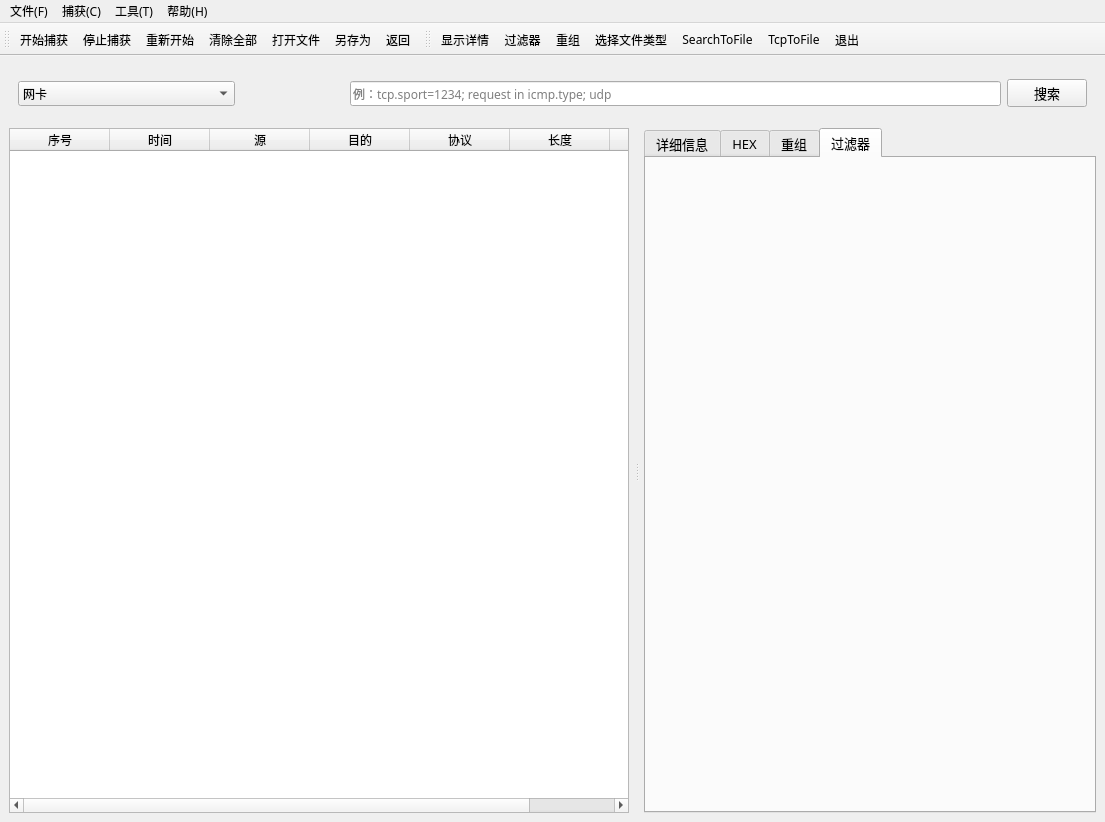
Above: source/main_window.ui from ISDevLearn/Sniffer before the change. Below: the same form after it.
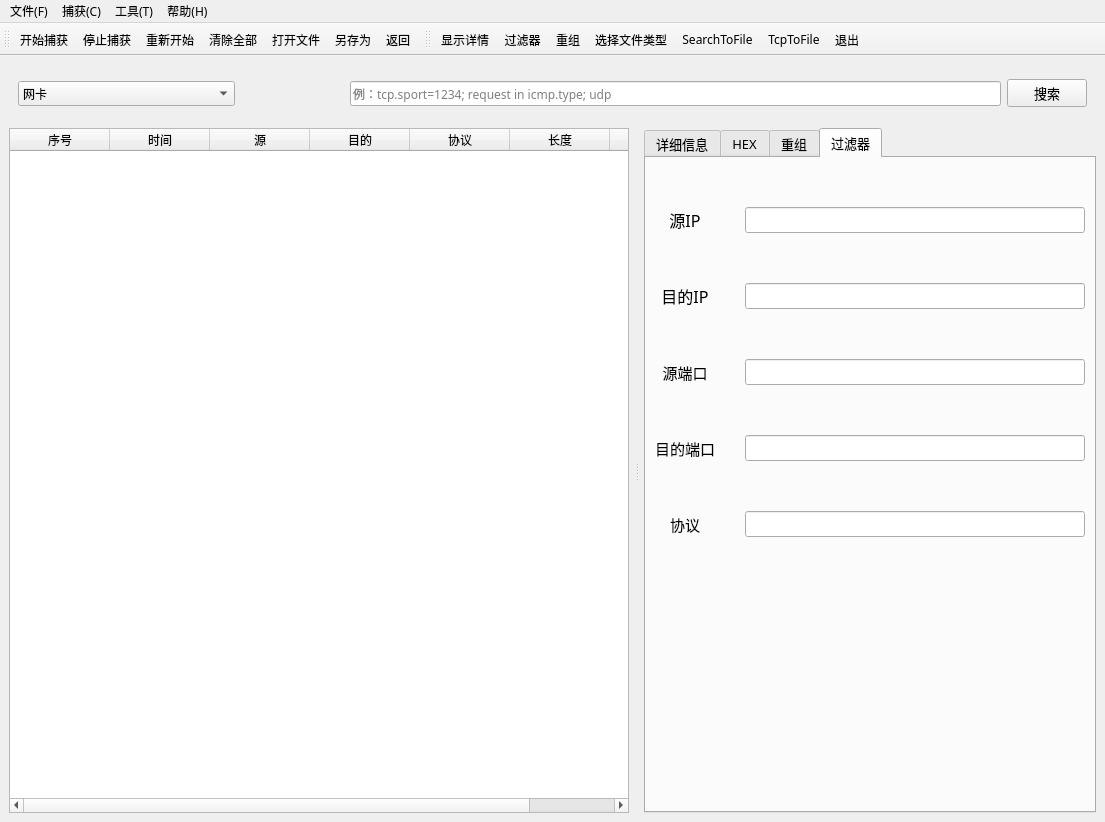
That is the form after the change. The open tabs and pages were chosen to show the change. Icons and pictures are not drawn.

Patch:
```diff
--- a/source/main_window.ui
+++ b/source/main_window.ui
@@ -470,6 +470,124 @@
            <attribute name="title">
             <string>过滤器</string>
            </attribute>
+           <layout class="QGridLayout" name="gridLayout_5">
+            <item row="0" column="0">
+             <layout class="QGridLayout" name="gridLayout_4" rowstretch="0,0,0,0,0">
+              <property name="topMargin">
+               <number>40</number>
+              </property>
+              <property name="horizontalSpacing">
+               <number>30</number>
+              </property>
+              <property name="verticalSpacing">
+               <number>50</number>
+              </property>
+              <item row="0" column="2">
+               <widget class="QLineEdit" name="filter_src"/>
+              </item>
+              <item row="1" column="2">
+               <widget class="QLineEdit" name="filter_dst"/>
+              </item>
+              <item row="0" column="0">
+               <widget class="QLabel" name="label">
+                <property name="font">
+                 <font>
+                  <pointsize>12</pointsize>
+                 </font>
+                </property>
+                <property name="text">
+                 <string>源IP</string>
+                </property>
+                <property name="alignment">
+                 <set>Qt::AlignCenter</set>
+                </property>
+               </widget>
+              </item>
+              <item row="1" column="0">
+               <widget class="QLabel" name="label_2">
+                <property name="font">
+                 <font>
+                  <pointsize>12</pointsize>
+                 </font>
+                </property>
+                <property name="text">
+                 <string>目的IP</string>
+                </property>
+                <property name="alignment">
+                 <set>Qt::AlignCenter</set>
+                </property>
+               </widget>
+              </item>
+              <item row="3" column="2">
+               <widget class="QLineEdit" name="filter_dport"/>
+              </item>
+              <item row="2" column="2">
+               <widget class="QLineEdit" name="filter_sport"/>
+              </item>
+              <item row="3" column="0">
+               <widget class="QLabel" name="label_4">
+                <property name="font">
+                 <font>
+                  <pointsize>11</pointsize>
+                 </font>
+                </property>
+                <property name="text">
+                 <string>目的端口</string>
+                </property>
+                <property name="alignment">
+                 <set>Qt::AlignCenter</set>
+                </property>
+               </widget>
+              </item>
+              <item row="2" column="0">
+               <widget class="QLabel" name="label_3">
+                <property name="font">
+                 <font>
+                  <pointsize>11</pointsize>
+                 </font>
+                </property>
+                <property name="text">
+                 <string>源端口</string>
+                </property>
+                <property name="alignment">
+                 <set>Qt::AlignCenter</set>
+                </property>
+               </widget>
+              </item>
+              <item row="4" column="0">
+               <widget class="QLabel" name="label_5">
+                <property name="font">
+                 <font>
+                  <pointsize>11</pointsize>
+                 </font>
+                </property>
+                <property name="text">
+                 <string>协议</string>
+                </property>
+                <property name="alignment">
+                 <set>Qt::AlignCenter</set>
+                </property>
+               </widget>
+              </item>
+              <item row="4" column="2">
+               <widget class="QLineEdit" name="filter_protocol"/>
+              </item>
+             </layout>
+            </item>
+            <item row="1" column="0">
+             <spacer name="verticalSpacer">
+              <property name="orientation">
+               <enum>Qt::Vertical</enum>
+              </property>
+              <property name="sizeHint" stdset="0">
+               <size>
+                <width>20</width>
+                <height>40</height>
+               </size>
+              </property>
+             </spacer>
+            </item>
+           </layout>
           </widget>
          </widget>
         </item>
```
